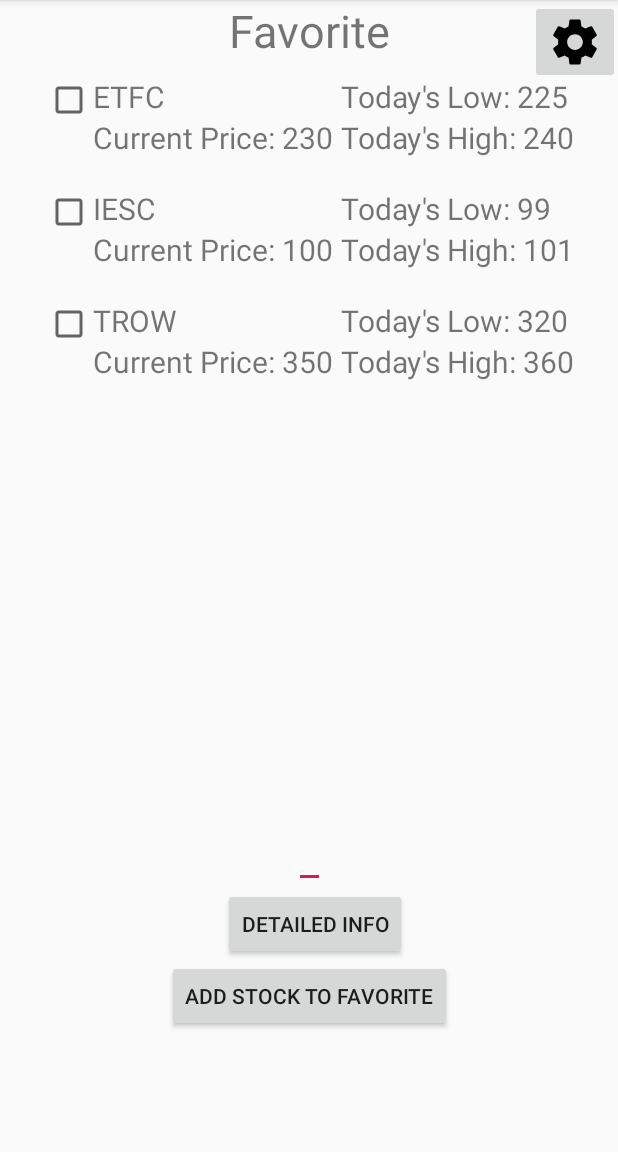
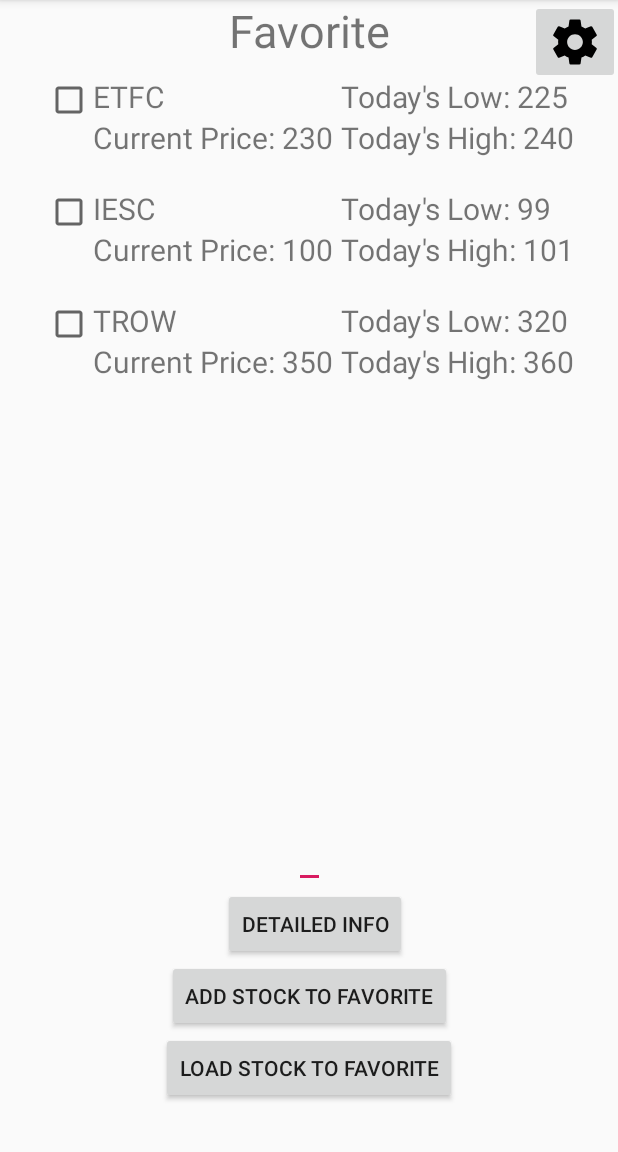
Before and after one commit to adazhu365/Stock-Price-Checker, an Android app: the screen it shows after launch (MainActivity), on a phone screen of 412 x 824 dp, the part 84-1236 px from its top. Run offline under Robolectric (Android 15) with nearby library versions, the phone set to English and light mode, and no system bars.

Commit message:
First part of sqlite save/load
works but does not actually effect the favorite screen yet.

```diff
--- a/app/src/main/res/layout/activity_main.xml
+++ b/app/src/main/res/layout/activity_main.xml
@@ -53,7 +53,21 @@
         app:layout_constraintEnd_toEndOf="parent"
         app:layout_constraintHorizontal_bias="0.501"
         app:layout_constraintStart_toStartOf="parent"
-        app:layout_constraintTop_toBottomOf="@id/button" />
+        app:layout_constraintTop_toBottomOf="@id/button"
+        android:onClick="saveToDatabase"/>
+    <Button
+        android:id="@+id/loadbutton"
+        android:layout_width="wrap_content"
+        android:layout_height="wrap_content"
+
+        android:layout_marginBottom="156dp"
+
+
+        app:layout_constraintEnd_toEndOf="parent"
+        app:layout_constraintHorizontal_bias="0.501"
+        app:layout_constraintStart_toStartOf="parent"
+        app:layout_constraintTop_toBottomOf="@id/addbutton"
+        android:onClick="loadFromDatabase"/>
 
     <TextView
         android:id="@+id/favorite"
```
Also changed, not shown: app/src/main/java/edu/sitengvirginia/stockpricechecker/DatabaseHelper.java (added, +28 -0 lines), app/src/main/java/edu/sitengvirginia/stockpricechecker/MainActivity.java (+122 -0 lines).
